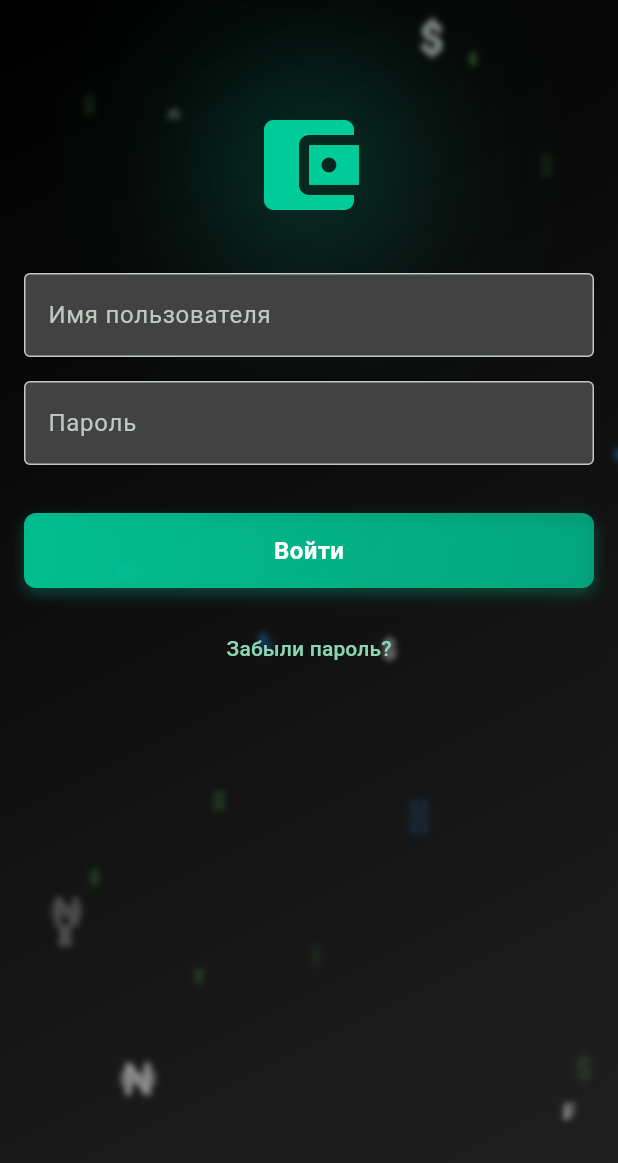
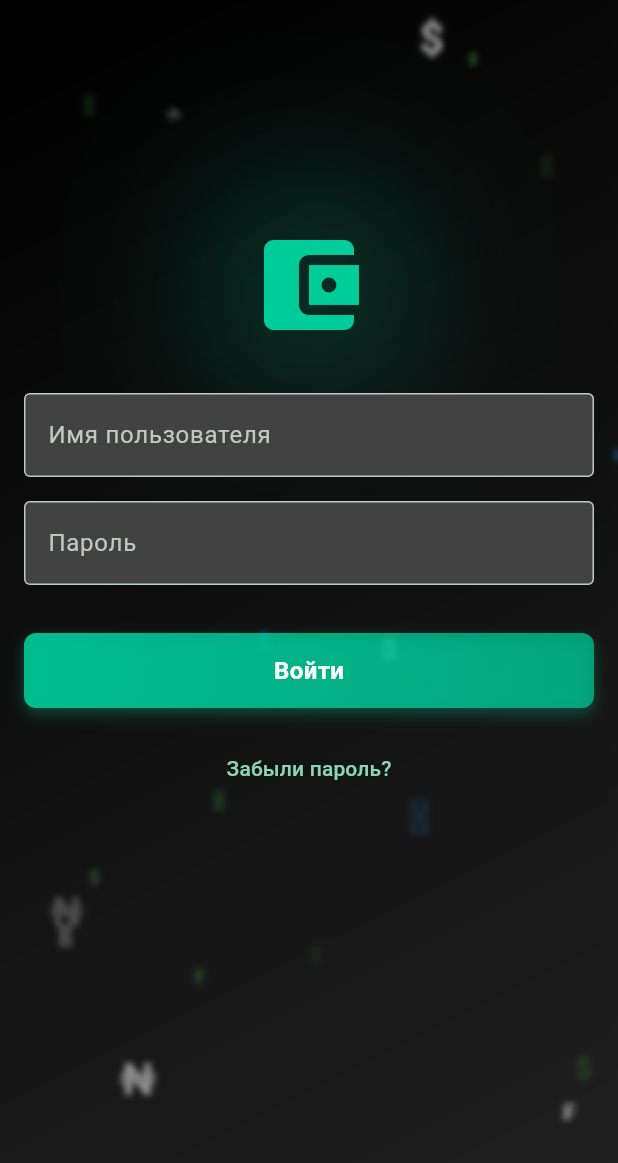
Before and after one commit to Wizqqr/ExchangeBack, a Flutter app: the screen it shows after launch, on a phone screen of 412 x 824 dp. Shown: the top 1163 px of the screen. Run offline on Flutter 3.47's test engine with Material 3 defaults, Android fonts, the phone set to English and light mode, and no system bars; our stand-ins replace flutter_secure_storage, open_file, pdf; accounts and stored records are empty.

Commit message:
loginScreen

```diff
--- a/front/lib/screens/login/login_screen.dart
+++ b/front/lib/screens/login/login_screen.dart
@@ -5,7 +5,7 @@ import 'package:flutter/cupertino.dart';
 import '../../components/buttons/custom_button.dart';
 import '../../services/api_service.dart';
 import '../../models/user.dart';
-import '../../logo/custom_logo.dart';
+import '../../logo/custom_logo.dart'; // Import the custom logo widget
 
 class LoginScreen extends StatefulWidget {
   const LoginScreen({super.key});
@@ -115,7 +115,7 @@ class _LoginScreenState extends State<LoginScreen> {
     return CupertinoAlertDialog(
       title: const Text('Восстановление пароля'),
       content: Padding(
-        padding: const EdgeInsets.only(top: 16.0),
+        padding: const EdgeInsets.only(top: 16.0), // Add padding from the title
         child: CupertinoTextField(
           controller: emailController,
           style: const TextStyle(color: Colors.white),
@@ -335,32 +335,23 @@ class _LoginScreenState extends State<LoginScreen> {
   @override
   Widget build(BuildContext context) {
     return Scaffold(
-      // Включаем параметр для корректного обработки клавиатуры
-      resizeToAvoidBottomInset: true,
+      // Убираем AppBar
       body: AnimatedBackground(
         child: Stack(
           children: [
-            SafeArea(
-              child: LayoutBuilder(
-                builder: (context, constraints) {
-                  return SingleChildScrollView(
-                    // Позволяем прокручивать контент при любой ориентации
-                    physics: const AlwaysScrollableScrollPhysics(),
-                    child: ConstrainedBox(
-                      constraints: BoxConstraints(
-                        // Устанавливаем минимальную высоту равной высоте экрана
-                        minHeight: constraints.maxHeight,
-                      ),
-                      child: IntrinsicHeight(
+            SafeArea( // Добавляем SafeArea
               child: Padding(
-                          padding: const EdgeInsets.symmetric(
-                            horizontal: 16.0,
-                            vertical: 20.0,
+                padding: const EdgeInsets.only(
+                  left: 16.0,
+                  right: 16.0,
+                  bottom: 16.0,
+                  top: 100.0, // Добавляем больший отступ сверху
                 ),
                 child: Column(
+                  mainAxisAlignment: MainAxisAlignment.start, // Change from center to start
                   children: [
-                              const SizedBox(height: 50.0),
-                              const CustomLogo(),
+                    const SizedBox(height: 50.0), // Add some space at the top
+                    const CustomLogo(), // Use the custom logo widget
                     const SizedBox(height: 32.0),
                     _buildUsernameField(),
                     const SizedBox(height: 16.0),
@@ -403,15 +394,8 @@ class _LoginScreenState extends State<LoginScreen> {
                       },
                       child: const Text('Забыли пароль?'),
                     ),
-                              // Добавляем дополнительное пространство для возможности скролла
-                              SizedBox(height: MediaQuery.of(context).viewInsets.bottom)
                   ],
                 ),
-                        ),
-                      ),
-                    ),
-                  );
-                },
               ),
             ),
             if (_isLoading)
```
Also changed, not shown: 1 other file. Lines whose indentation alone changed are shown as unchanged.
